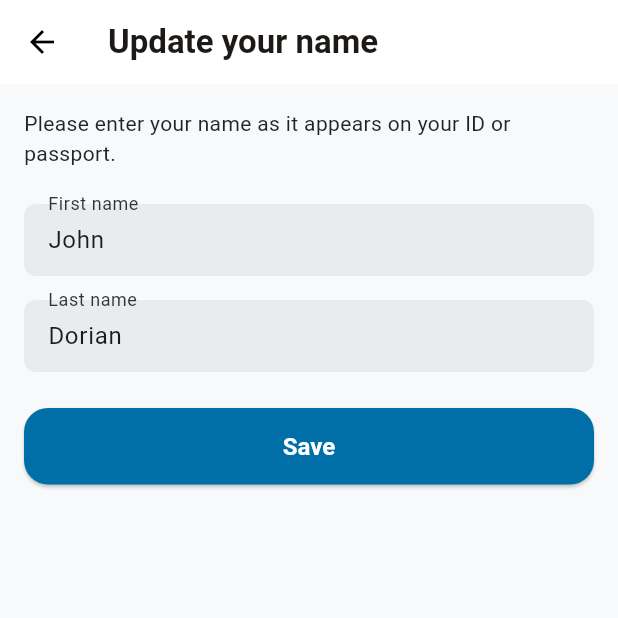
After one commit to Sinet2000/flutter-dashboard, a Flutter app: the screen it shows after launch, item 4 of the bottom bar chosen, after a tap on "Edit", on a phone screen of 412 x 824 dp, the top half of it. The commit adds this screen. Run offline on Flutter 3.47's test engine with Material 3 defaults, Android fonts, the phone set to English and light mode, and no system bars.

Commit message:
upd: Account page

```diff
--- a/lib/config/theme.dart
+++ b/lib/config/theme.dart
@@ -3,11 +3,48 @@ import 'colors.dart'; // Import the custom colors
 
 class AppTheme {
   static final ThemeData lightTheme = ThemeData(
+    primaryColor: Color(0xFF4CAF50),
     primarySwatch: primarySwatch, // Use custom primarySwatch
     brightness: Brightness.light,
-    scaffoldBackgroundColor: Colors.grey[100],
+    scaffoldBackgroundColor: Color(0xFFf8f9fa),
     splashFactory: InkRipple.splashFactory,
     highlightColor: Colors.transparent,
+    // textTheme: TextTheme(
+    //   headline6: TextStyle(
+    //     fontSize: 24.0,
+    //     fontWeight: FontWeight.bold,
+    //     color: Color(0xFF333333),
+    //   ),
+    //   subtitle1: TextStyle(fontSize: 16.0, color: Color(0xFF666666)),
+    //   bodyText2: TextStyle(fontSize: 16.0, color: Color(0xFF333333)),
+    // ),
+    inputDecorationTheme: InputDecorationTheme(
+      filled: true,
+      fillColor: Color(0xFFe9ecef),
+      contentPadding: const EdgeInsets.symmetric(horizontal: 12, vertical: 8),
+      border: OutlineInputBorder(
+        borderRadius: BorderRadius.circular(8.0),
+        borderSide: BorderSide.none,
+      ),
+      focusedBorder: OutlineInputBorder(
+        borderRadius: BorderRadius.circular(8.0),
+        borderSide: BorderSide(width: 2.0, color: primarySwatch.shade500),
+      ),
+      labelStyle: TextStyle(color: Color(0xFF333333)),
+      suffixIconColor: Colors.grey,
+    ),
+    elevatedButtonTheme: ElevatedButtonThemeData(
+      style: ElevatedButton.styleFrom(
+        // primaryColor: Color(0xFF4CAF50),
+        // onPrimary: Colors.white,
+        shape: RoundedRectangleBorder(
+          borderRadius: BorderRadius.circular(16.0),
+        ),
+        padding: EdgeInsets.symmetric(vertical: 16.0),
+        textStyle: TextStyle(fontSize: 16.0, fontWeight: FontWeight.bold),
+      ),
+    ),
+    fontFamily: 'Roboto',
   );
 
   static final ThemeData darkTheme = ThemeData(
--- /dev/null
+++ b/lib/presentation/screens/account_page.dart
@@ -0,0 +1,468 @@
+import 'package:flutter/material.dart';
+import 'package:my_first_app/config/colors.dart';
+
+class AccountPage extends StatelessWidget {
+  const AccountPage({super.key});
+
+  @override
+  Widget build(BuildContext context) {
+    return Scaffold(
+      appBar: AppBar(
+        title: Text('Personal info'),
+        backgroundColor: Colors.white,
+        elevation: 0,
+      ),
+      body: ListView(
+        padding: EdgeInsets.all(24.0),
+        children: [
+          Center(
+            child: Container(
+              padding: EdgeInsets.all(16.0), // Inner padding for spacing
+              // margin: EdgeInsets.symmetric(
+              //   horizontal: 16.0,
+              // ), // Optional: Outer margin
+              decoration: BoxDecoration(
+                border: Border.all(
+                  color: Colors.grey.shade300, // Thin gray border
+                  width: 1.0, // Thin border width
+                ),
+                borderRadius: BorderRadius.circular(12.0), // Border radius
+                color: Colors.transparent, // Optional: Background color
+              ),
+              child: Column(
+                children: [
+                  CircleAvatar(
+                    radius: 40,
+                    backgroundColor: Colors.grey[200],
+                    child: Icon(Icons.person, size: 35, color: Colors.grey),
+                  ),
+                  SizedBox(height: 8),
+                  Text(
+                    'Add a profile photo so drivers can recognise you',
+                    style: TextStyle(
+                      color: Colors.grey[900],
+                      fontWeight: FontWeight.w600,
+                      fontSize: 14.0,
+                    ),
+                    textAlign: TextAlign.center,
+                  ),
+                  SizedBox(height: 4),
+                  Text(
+                    'When can the driver see my photo?',
+                    style: TextStyle(
+                      color: Colors.green,
+                      fontSize: 14.0,
+                    ), // Replaced primarySwatch with direct color
+                  ),
+                ],
+              ),
+            ),
+          ),
+          SizedBox(height: 24),
+          DetailItem(
+            icon: Icons.person,
+            label: 'Name',
+            value: 'Nikita N',
+            onEdit: () {
+              Navigator.push(
+                context,
+                MaterialPageRoute(builder: (context) => UpdateNamePage()),
+              );
+            },
+          ),
+          Divider(color: Colors.grey.shade300, thickness: 1.0),
+          DetailItem(
+            icon: Icons.phone,
+            label: 'Phone Number',
+            value: '+37120317330',
+            onEdit: () {
+              Navigator.push(
+                context,
+                MaterialPageRoute(builder: (context) => UpdatePhonePage()),
+              );
+            },
+          ),
+          Divider(color: Colors.grey.shade300, thickness: 1.0),
+          DetailItem(
+            icon: Icons.email,
+            label: 'Email',
+            value: 'giinger11352@gmail.com',
+            onEdit: () {
+              Navigator.push(
+                context,
+                MaterialPageRoute(builder: (context) => UpdateEmailPage()),
+              );
+            },
+          ),
+        ],
+      ),
+    );
+  }
+}
+
+class DetailItem extends StatelessWidget {
+  final IconData icon;
+  final String label;
+  final String value;
+  final VoidCallback onEdit;
+
+  const DetailItem({
+    super.key,
+    required this.icon,
+    required this.label,
+    required this.value,
+    required this.onEdit,
+  });
+
+  @override
+  Widget build(BuildContext context) {
+    return Padding(
+      padding: EdgeInsets.symmetric(vertical: 8.0),
+      child: Row(
+        children: [
+          Icon(icon, color: Colors.grey[600]),
+          SizedBox(width: 16),
+          Expanded(
+            child: Column(
+              crossAxisAlignment: CrossAxisAlignment.start,
+              children: [
+                Text(label, style: Theme.of(context).textTheme.bodySmall),
+                Text(value, style: Theme.of(context).textTheme.bodyMedium),
+              ],
+            ),
+          ),
+          TextButton(
+            onPressed: onEdit,
+            child: Text('Edit', style: TextStyle(color: primarySwatch[500])),
+          ),
+        ],
+      ),
+    );
+  }
+}
+
+class UpdateNamePage extends StatefulWidget {
+  const UpdateNamePage({super.key});
+
+  @override
+  _UpdateNamePageState createState() => _UpdateNamePageState();
+}
+
+class _UpdateNamePageState extends State<UpdateNamePage> {
+  final _formKey = GlobalKey<FormState>();
+  final _firstNameController = TextEditingController(text: 'John');
+  final _lastNameController = TextEditingController(text: 'Dorian');
+  final _firstNameFocus = FocusNode();
+  final _lastNameFocus = FocusNode();
+
+  @override
+  void dispose() {
+    _firstNameController.dispose();
+    _lastNameController.dispose();
+    _firstNameFocus.dispose();
+    _lastNameFocus.dispose();
+    super.dispose();
+  }
+
+  @override
+  Widget build(BuildContext context) {
+    return Scaffold(
+      appBar: AppBar(
+        leading: IconButton(
+          icon: Icon(Icons.arrow_back, color: Colors.black),
+          onPressed: () {
+            Navigator.pop(context);
+          },
+        ),
+        title: Text(
+          'Update your name',
+          style: TextStyle(
+            fontSize: 22.0,
+            fontWeight: FontWeight.bold,
+            color: Color(0xFF1C1917),
+          ),
+        ),
+        backgroundColor: Colors.white,
+        elevation: 0,
+      ),
+      body: SingleChildScrollView(
+        padding: EdgeInsets.all(16.0),
+        child: Form(
+          key: _formKey,
+          child: Column(
+            crossAxisAlignment: CrossAxisAlignment.start,
+            children: [
+              Text(
+                'Please enter your name as it appears on your ID or passport.',
+                style: TextStyle(fontSize: 14.0, color: Color(0xFF212529)),
+              ),
+              SizedBox(height: 24),
+              Focus(
+                focusNode: _firstNameFocus,
+                child: TextFormField(
+                  controller: _firstNameController,
+                  decoration: InputDecoration(
+                    labelText: 'First name',
+                    suffixIcon:
+                        _firstNameFocus.hasFocus &&
+                                _firstNameController.text.isNotEmpty
+                            ? IconButton(
+                              icon: Icon(Icons.clear),
+                              onPressed: () {
+                                setState(() {
+                                  _firstNameController.clear();
+                                });
+                              },
+                            )
+                            : null,
+                  ),
+                  textCapitalization: TextCapitalization.words,
+                  validator: (value) {
+                    if (value == null || value.isEmpty) {
+                      return 'Please enter your first name';
+                    }
+                    return null;
+                  },
+                ),
+              ),
+              SizedBox(height: 16),
+              Focus(
+                focusNode: _lastNameFocus,
+                child: TextFormField(
+                  controller: _lastNameController,
+                  decoration: InputDecoration(
+                    labelText: 'Last name',
+                    suffixIcon:
+                        _lastNameFocus.hasFocus &&
+                                _lastNameController.text.isNotEmpty
+                            ? IconButton(
+                              icon: Icon(Icons.clear),
+                              onPressed: () {
+                                setState(() {
+                                  _lastNameController.clear();
+                                });
+                              },
+                            )
+                            : null,
+                  ),
+                  textCapitalization: TextCapitalization.words,
+                  validator: (value) {
+                    if (value == null || value.isEmpty) {
+                      return 'Please enter your last name';
+                    }
+                    return null;
+                  },
+                ),
+              ),
+              SizedBox(height: 24),
+              Center(
+                child: SizedBox(
+                  width: double.infinity,
+                  child: ElevatedButton(
+                    onPressed: () {
+                      if (_formKey.currentState!.validate()) {
+                        Navigator.pop(context);
+                      }
+                    },
+                    style: ElevatedButton.styleFrom(
+                      backgroundColor: primarySwatch.shade700,
+                      foregroundColor: Colors.white,
+                      shape: RoundedRectangleBorder(
+                        borderRadius: BorderRadius.circular(16.0),
+                      ),
+                      padding: EdgeInsets.symmetric(vertical: 16.0),
+                    ),
+                    child: Text(
+                      'Save',
+                      style: TextStyle(
+                        fontSize: 16.0,
+                        fontWeight: FontWeight.bold,
+                      ),
+                    ),
+                  ),
+                ),
+              ),
+            ],
+          ),
+        ),
+      ),
+    );
+  }
+}
+
+class UpdatePhonePage extends StatefulWidget {
+  const UpdatePhonePage({super.key});
+
+  @override
+  _UpdatePhonePageState createState() => _UpdatePhonePageState();
+}
+
+class _UpdatePhonePageState extends State<UpdatePhonePage> {
+  final _formKey = GlobalKey<FormState>();
+  String _phoneNumber = '+37120317330';
+
+  @override
+  Widget build(BuildContext context) {
+    return Scaffold(
+      appBar: AppBar(
+        leading: IconButton(
+          icon: Icon(Icons.arrow_back, color: Colors.black),
+          onPressed: () {
+            Navigator.pop(context);
+          },
+        ),
+        title: Text('Update Phone Number'),
+        backgroundColor: Colors.white,
+        elevation: 0,
+      ),
+      body: SingleChildScrollView(
+        padding: EdgeInsets.all(16.0),
+        child: Form(
+          key: _formKey,
+          child: Column(
+            crossAxisAlignment: CrossAxisAlignment.start,
+            children: [
+              Text(
+                'Please enter your phone number.',
+                style: Theme.of(context).textTheme.bodySmall,
+              ),
+              SizedBox(height: 24),
+              TextFormField(
+                initialValue: _phoneNumber,
+                decoration: InputDecoration(labelText: 'Phone Number'),
+                keyboardType: TextInputType.phone,
+                onChanged: (value) {
+                  _phoneNumber = value;
+                },
+                validator: (value) {
+                  if (value == null || value.isEmpty) {
+                    return 'Please enter your phone number';
+                  }
+                  return null;
+                },
+              ),
+              SizedBox(height: 24),
+              Center(
+                child: SizedBox(
+                  width: double.infinity,
+                  child: ElevatedButton(
+                    onPressed: () {
+                      if (_formKey.currentState!.validate()) {
+                        Navigator.pop(context);
+                      }
+                    },
+                    style: ElevatedButton.styleFrom(
+                      backgroundColor: primarySwatch.shade700,
+                      foregroundColor: Colors.white,
+                      shape: RoundedRectangleBorder(
+                        borderRadius: BorderRadius.circular(16.0),
+                      ),
+                      padding: EdgeInsets.symmetric(vertical: 16.0),
+                    ),
+                    child: Text(
+                      'Save',
+                      style: TextStyle(
+                        fontSize: 16.0,
+                        fontWeight: FontWeight.bold,
+                      ),
+                    ),
+                  ),
+                ),
+              ),
+            ],
+          ),
+        ),
+      ),
+    );
+  }
+}
+
+class UpdateEmailPage extends StatefulWidget {
+  const UpdateEmailPage({super.key});
+
+  @override
+  _UpdateEmailPageState createState() => _UpdateEmailPageState();
+}
+
+class _UpdateEmailPageState extends State<UpdateEmailPage> {
+  final _formKey = GlobalKey<FormState>();
+  String _email = 'giinger11352@gmail.com';
+
+  @override
+  Widget build(BuildContext context) {
+    return Scaffold(
+      appBar: AppBar(
+        leading: IconButton(
+          icon: Icon(Icons.arrow_back, color: Colors.black),
+          onPressed: () {
+            Navigator.pop(context);
+          },
+        ),
+        title: Text('Update Email'),
+        backgroundColor: Colors.white,
+        elevation: 0,
+      ),
+      body: SingleChildScrollView(
+        padding: EdgeInsets.all(16.0),
+        child: Form(
+          key: _formKey,
+          child: Column(
+            crossAxisAlignment: CrossAxisAlignment.start,
+            children: [
+              Text(
+                'Please enter your email address.',
+                style: Theme.of(context).textTheme.bodySmall,
+              ),
+              SizedBox(height: 24),
+              TextFormField(
+                initialValue: _email,
+                decoration: InputDecoration(labelText: 'Email'),
+                keyboardType: TextInputType.emailAddress,
+                onChanged: (value) {
+                  _email = value;
+                },
+                validator: (value) {
+                  if (value == null || value.isEmpty) {
+                    return 'Please enter your email';
+                  }
+                  if (!RegExp(r'^[^@]+@[^@]+\.[^@]+').hasMatch(value)) {
+                    return 'Please enter a valid email address';
+                  }
+                  return null;
+                },
+              ),
+              SizedBox(height: 24),
+              Center(
+                child: SizedBox(
+                  width: double.infinity,
+                  child: ElevatedButton(
+                    onPressed: () {
+                      if (_formKey.currentState!.validate()) {
+                        Navigator.pop(context);
+                      }
+                    },
+                    style: ElevatedButton.styleFrom(
+                      backgroundColor: primarySwatch.shade700,
+                      foregroundColor: Colors.white,
+                      shape: RoundedRectangleBorder(
+                        borderRadius: BorderRadius.circular(16.0),
+                      ),
+                      padding: EdgeInsets.symmetric(vertical: 16.0),
+                    ),
+                    child: Text(
+                      'Save',
+                      style: TextStyle(
+                        fontSize: 16.0,
+                        fontWeight: FontWeight.bold,
+                      ),
+                    ),
+                  ),
+                ),
+              ),
+            ],
+          ),
+        ),
+      ),
+    );
+  }
+}
```
Also changed, not shown: lib/presentation/screens/home_page.dart (+9 -8 lines).
